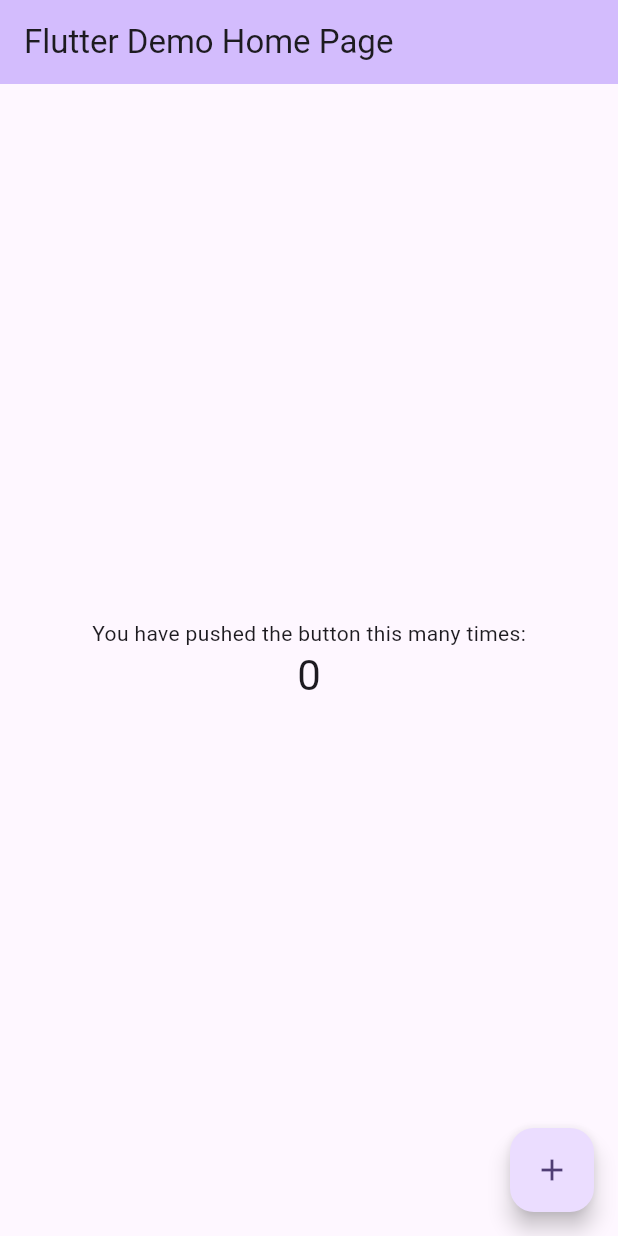
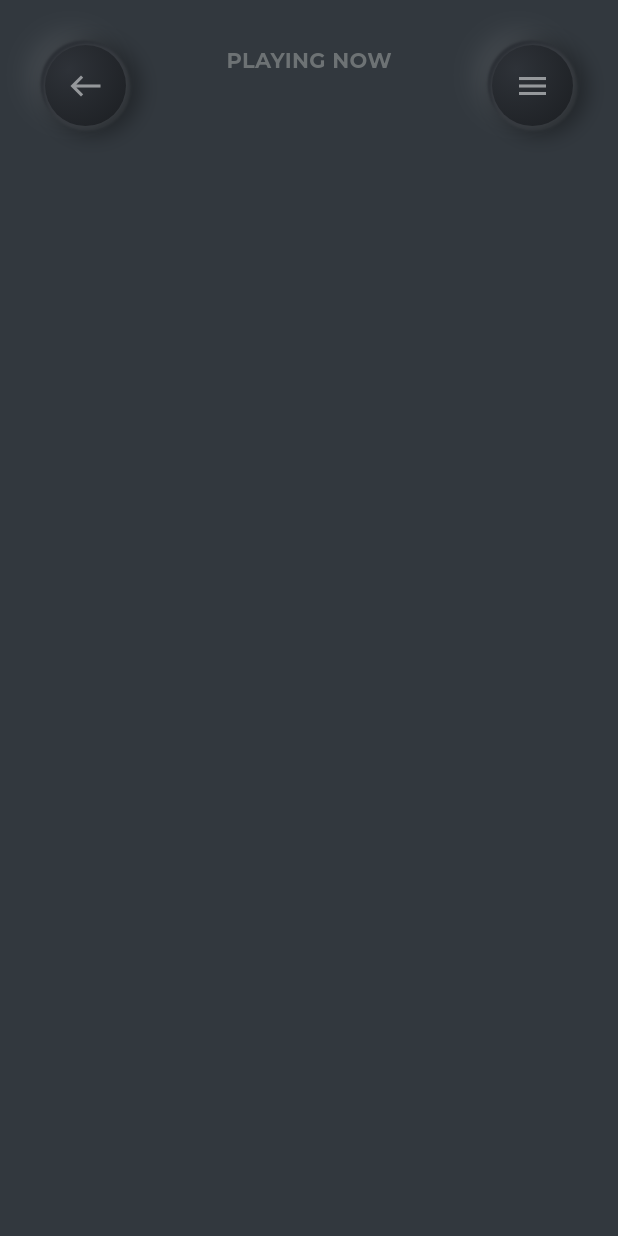
Before and after one commit to jsownz/flutter_music_player, a Flutter app: the screen it shows after launch, on a phone screen of 412 x 824 dp. Run offline on Flutter 3.47's test engine with Material 2 defaults, Android fonts, the phone set to English and light mode, and no system bars; statements that could not run were skipped.

Commit message:
working on main screen

```diff
--- /dev/null
+++ b/lib/components/dark_button.dart
@@ -0,0 +1,65 @@
+import 'package:flutter/material.dart';
+
+class DarkButton extends StatelessWidget {
+  final IconData icon;
+  final Function onTap;
+  const DarkButton({
+    super.key,
+    required this.icon,
+    required this.onTap,
+  });
+
+  @override
+  Widget build(BuildContext context) {
+    return InkWell(
+      onTap: onTap(),
+      borderRadius: BorderRadius.circular(100),
+      child: Container(
+        padding: const EdgeInsets.all(15),
+        decoration: BoxDecoration(
+          gradient: const RadialGradient(
+            center: Alignment(-.4, -.4),
+            radius: .85,
+            stops: [0, 1],
+            colors: [
+              Color(0xff2E3238),
+              Color(0xff1E2125),
+            ],
+          ),
+          // color: Color(0xff202227),
+          boxShadow: [
+            BoxShadow(
+              color: Colors.white.withOpacity(.1),
+              blurRadius: 15,
+              spreadRadius: 0,
+              offset: const Offset(-10, -7),
+            ),
+            BoxShadow(
+              color: Colors.black.withOpacity(.3),
+              blurRadius: 10,
+              spreadRadius: 5,
+              offset: const Offset(5, 2),
+            ),
+            const BoxShadow(
+              color: Color(0xff2b2f35),
+              blurRadius: .5,
+              spreadRadius: 2,
+              offset: Offset(-1, -1),
+            ),
+            BoxShadow(
+              color: Colors.white.withOpacity(.05),
+              blurRadius: .5,
+              spreadRadius: 2,
+              offset: const Offset(1, 1),
+            ),
+          ], // Gradient
+          borderRadius: BorderRadius.circular(100),
+        ),
+        child: Icon(
+          icon,
+          color: const Color(0xff95989b),
+        ),
+      ),
+    );
+  }
+}
--- /dev/null
+++ b/lib/constants.dart
@@ -0,0 +1,18 @@
+import 'package:flutter/material.dart';
+
+const Color kLightGrayBackground = Color(0xff32373C);
+const Color kDarkGrayBackground = Color(0xff181A1E);
+const Color kTextColor = Color(0xff6D7274);
+
+const LinearGradient kBackground = LinearGradient(
+  begin: Alignment.topRight,
+  end: Alignment.bottomLeft,
+  stops: [0, 1],
+  colors: [kLightGrayBackground, kDarkGrayBackground],
+);
+
+const kTextLabel = TextStyle(
+  color: kTextColor,
+  fontFamily: 'Montserrat',
+  fontWeight: FontWeight.bold,
+);
--- a/lib/main.dart
+++ b/lib/main.dart
@@ -1,6 +1,9 @@
 import 'package:flutter/material.dart';
+import 'package:flutter_music_player/constants.dart';
+import 'package:flutter_music_player/screens/now_playing_screen.dart';
 
 void main() {
+  Paint.enableDithering = true;
   runApp(const MyApp());
 }
 
@@ -11,7 +14,7 @@ class MyApp extends StatelessWidget {
   @override
   Widget build(BuildContext context) {
     return MaterialApp(
-      title: 'Flutter Demo',
+      title: 'Music App by Filip Lgierski',
       theme: ThemeData(
         // This is the theme of your application.
         //
@@ -30,96 +33,10 @@ class MyApp extends StatelessWidget {
         // tested with just a hot reload.
         colorScheme: ColorScheme.fromSeed(seedColor: Colors.deepPurple),
         useMaterial3: true,
+        scaffoldBackgroundColor: const Color(0xFF32383e),
       ),
-      home: const MyHomePage(title: 'Flutter Demo Home Page'),
+      debugShowCheckedModeBanner: false,
+      home: const NowPlayingScreen(),
     );
   }
 }
-
-class MyHomePage extends StatefulWidget {
-  const MyHomePage({super.key, required this.title});
-
-  // This widget is the home page of your application. It is stateful, meaning
-  // that it has a State object (defined below) that contains fields that affect
-  // how it looks.
-
-  // This class is the configuration for the state. It holds the values (in this
-  // case the title) provided by the parent (in this case the App widget) and
-  // used by the build method of the State. Fields in a Widget subclass are
-  // always marked "final".
-
-  final String title;
-
-  @override
-  State<MyHomePage> createState() => _MyHomePageState();
-}
-
-class _MyHomePageState extends State<MyHomePage> {
-  int _counter = 0;
-
-  void _incrementCounter() {
-    setState(() {
-      // This call to setState tells the Flutter framework that something has
-      // changed in this State, which causes it to rerun the build method below
-      // so that the display can reflect the updated values. If we changed
-      // _counter without calling setState(), then the build method would not be
-      // called again, and so nothing would appear to happen.
-      _counter++;
-    });
-  }
-
-  @override
-  Widget build(BuildContext context) {
-    // This method is rerun every time setState is called, for instance as done
-    // by the _incrementCounter method above.
-    //
-    // The Flutter framework has been optimized to make rerunning build methods
-    // fast, so that you can just rebuild anything that needs updating rather
-    // than having to individually change instances of widgets.
-    return Scaffold(
-      appBar: AppBar(
-        // TRY THIS: Try changing the color here to a specific color (to
-        // Colors.amber, perhaps?) and trigger a hot reload to see the AppBar
-        // change color while the other colors stay the same.
-        backgroundColor: Theme.of(context).colorScheme.inversePrimary,
-        // Here we take the value from the MyHomePage object that was created by
-        // the App.build method, and use it to set our appbar title.
-        title: Text(widget.title),
-      ),
-      body: Center(
-        // Center is a layout widget. It takes a single child and positions it
-        // in the middle of the parent.
-        child: Column(
-          // Column is also a layout widget. It takes a list of children and
-          // arranges them vertically. By default, it sizes itself to fit its
-          // children horizontally, and tries to be as tall as its parent.
-          //
-          // Column has various properties to control how it sizes itself and
-          // how it positions its children. Here we use mainAxisAlignment to
-          // center the children vertically; the main axis here is the vertical
-          // axis because Columns are vertical (the cross axis would be
-          // horizontal).
-          //
-          // TRY THIS: Invoke "debug painting" (choose the "Toggle Debug Paint"
-          // action in the IDE, or press "p" in the console), to see the
-          // wireframe for each widget.
-          mainAxisAlignment: MainAxisAlignment.center,
-          children: <Widget>[
-            const Text(
-              'You have pushed the button this many times:',
-            ),
-            Text(
-              '$_counter',
-              style: Theme.of(context).textTheme.headlineMedium,
-            ),
-          ],
-        ),
-      ),
-      floatingActionButton: FloatingActionButton(
-        onPressed: _incrementCounter,
-        tooltip: 'Increment',
-        child: const Icon(Icons.add),
-      ), // This trailing comma makes auto-formatting nicer for build methods.
-    );
-  }
-}
--- /dev/null
+++ b/lib/screens/now_playing_screen.dart
@@ -0,0 +1,57 @@
+import 'package:flutter/material.dart';
+import 'package:flutter/services.dart';
+import 'package:flutter_music_player/components/dark_button.dart';
+import 'package:flutter_music_player/constants.dart';
+
+class NowPlayingScreen extends StatefulWidget {
+  const NowPlayingScreen({super.key});
+
+  @override
+  State<NowPlayingScreen> createState() => _NowPlayingScreenState();
+}
+
+class _NowPlayingScreenState extends State<NowPlayingScreen> {
+  @override
+  Widget build(BuildContext context) {
+    return AnnotatedRegion<SystemUiOverlayStyle>(
+      value: const SystemUiOverlayStyle(
+        statusBarIconBrightness: Brightness.light,
+        statusBarColor: Colors.transparent,
+        systemNavigationBarColor:
+            kLightGrayBackground, // Change Background color
+        systemNavigationBarIconBrightness:
+            Brightness.light, // Change Icon color
+      ),
+      child: Scaffold(
+        body: SafeArea(
+          child: Padding(
+            padding: EdgeInsets.all(30),
+            child: Column(
+              children: [
+                Row(
+                  mainAxisAlignment: MainAxisAlignment.spaceBetween,
+                  crossAxisAlignment: CrossAxisAlignment.start,
+                  children: [
+                    DarkButton(
+                      icon: Icons.west,
+                      onTap: () {},
+                    ),
+                    Text(
+                      "PLAYING NOW",
+                      textAlign: TextAlign.center,
+                      style: kTextLabel,
+                    ),
+                    DarkButton(
+                      icon: Icons.menu,
+                      onTap: () {},
+                    ),
+                  ],
+                ),
+              ],
+            ),
+          ),
+        ),
+      ),
+    );
+  }
+}
```
Also changed, not shown: pubspec.yaml (+8 -1 lines).
